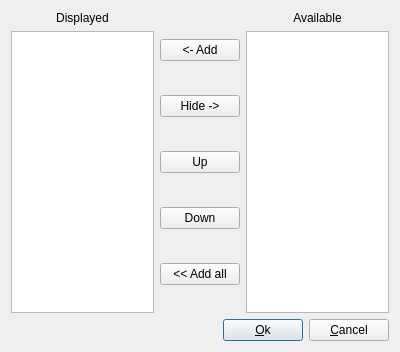
Qt form src/gui/Src/Gui/ColumnReorderDialog.ui (x64dbg/x64dbg) before a commit.
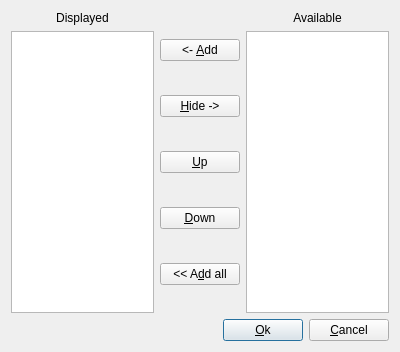
The same form after that commit.

Commit message: GUI: small changes to ColumnReorderDialog + reorder ScriptView + allow right/middle click on header to reorder

Patch:
```diff
--- a/src/gui/Src/Gui/ColumnReorderDialog.ui
+++ b/src/gui/Src/Gui/ColumnReorderDialog.ui
@@ -38,35 +38,35 @@
        <item>
         <widget class="QPushButton" name="addButton">
          <property name="text">
-          <string>&lt;- Add</string>
+          <string>&lt;- &amp;Add</string>
          </property>
         </widget>
        </item>
        <item>
         <widget class="QPushButton" name="hideButton">
          <property name="text">
-          <string>Hide -&gt;</string>
+          <string>&amp;Hide -&gt;</string>
          </property>
         </widget>
        </item>
        <item>
         <widget class="QPushButton" name="upButton">
          <property name="text">
-          <string>Up</string>
+          <string>&amp;Up</string>
          </property>
         </widget>
        </item>
        <item>
         <widget class="QPushButton" name="downButton">
          <property name="text">
-          <string>Down</string>
+          <string>&amp;Down</string>
          </property>
         </widget>
        </item>
        <item>
         <widget class="QPushButton" name="addAllButton">
          <property name="text">
-          <string>&lt;&lt; Add all</string>
+          <string>&lt;&lt; A&amp;dd all</string>
          </property>
         </widget>
        </item>
```
Left out of the diff: 19 changed lines with no effect on the pictures. The commit also changes 4 other files.
